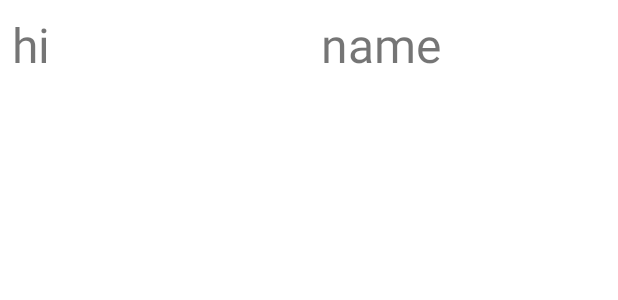
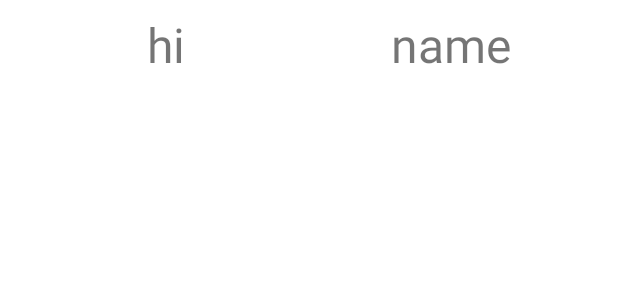
Before and after one commit to XintingLiang/FetchRewardsHW, an Android app: the layout item_data.xml on its own in the app's theme, with its tools: preview values and no code run, on a phone screen of 412 x 824 dp. Shown: the top 300 px of the screen. Run offline under Robolectric (Android 15) with nearby library versions, the phone set to English and light mode, and no system bars.

Commit message:
Cleaned code

```diff
--- a/app/src/main/java/xinting/liang/fetchrewardshomework/util/ExecutorThread.kt
+++ b/app/src/main/java/xinting/liang/fetchrewardshomework/util/ExecutorThread.kt
@@ -4,6 +4,6 @@ import java.util.concurrent.Executors
 
 private val SINGLE_EXECUTOR = Executors.newSingleThreadExecutor()
 
-fun executeThread(f:()->Unit){
+fun executeThread(f: () -> Unit) {
     SINGLE_EXECUTOR.execute(f)
 }
--- a/app/src/main/java/xinting/liang/fetchrewardshomework/viewModel/DataViewModelFactory.kt
+++ b/app/src/main/java/xinting/liang/fetchrewardshomework/viewmodel/DataViewModelFactory.kt
@@ -1,10 +1,10 @@
-package xinting.liang.fetchrewardshomework.viewModel
+package xinting.liang.fetchrewardshomework.viewmodel
 
 import androidx.lifecycle.ViewModel
 import androidx.lifecycle.ViewModelProvider
 import xinting.liang.fetchrewardshomework.data.ItemDatabase
 
-class DataViewModelFactory (private val itemDatabase: ItemDatabase):ViewModelProvider.Factory{
+class DataViewModelFactory(private val itemDatabase: ItemDatabase) : ViewModelProvider.Factory {
     override fun <T : ViewModel?> create(modelClass: Class<T>): T {
         return DataViewModel(itemDatabase) as T
     }
--- a/app/src/main/res/layout/item_data.xml
+++ b/app/src/main/res/layout/item_data.xml
@@ -1,9 +1,12 @@
 <?xml version="1.0" encoding="utf-8"?>
 <androidx.constraintlayout.widget.ConstraintLayout
     xmlns:android="http://schemas.android.com/apk/res/android"
+    xmlns:app="http://schemas.android.com/apk/res-auto"
+    xmlns:tools="http://schemas.android.com/tools"
     android:layout_width="match_parent"
     android:layout_height="wrap_content"
-    xmlns:app="http://schemas.android.com/apk/res-auto">
+    android:paddingStart="16dp"
+    android:paddingEnd="16dp">
 
     <TextView
         android:id="@+id/item_listId"
@@ -11,20 +14,22 @@
         android:layout_height="wrap_content"
         android:padding="8dp"
         android:textSize="32sp"
-        android:text="hi"
+        android:textAlignment="center"
+        app:layout_constraintEnd_toStartOf="@id/item_name"
         app:layout_constraintStart_toStartOf="parent"
-        app:layout_constraintEnd_toStartOf="@id/item_name"
-        app:layout_constraintTop_toTopOf="parent"/>
+        app:layout_constraintTop_toTopOf="parent"
+        tools:text="hi" />
 
     <TextView
-        android:id ="@+id/item_name"
+        android:id="@+id/item_name"
         android:layout_width="0dp"
         android:layout_height="wrap_content"
+        android:padding="8dp"
         android:textSize="32sp"
-        android:padding="8dp"
-        android:text="name"
+        android:textAlignment="center"
+        app:layout_constraintEnd_toEndOf="parent"
         app:layout_constraintStart_toEndOf="@+id/item_listId"
-        app:layout_constraintEnd_toEndOf="parent"
-        app:layout_constraintTop_toTopOf="parent"/>
+        app:layout_constraintTop_toTopOf="parent"
+        tools:text="name" />
 
 </androidx.constraintlayout.widget.ConstraintLayout>
--- a/app/src/main/res/values/strings.xml
+++ b/app/src/main/res/values/strings.xml
@@ -1,3 +1,3 @@
 <resources>
-    <string name="app_name">FetchRewardsHW</string>
+    <string name="app_name">Fetch Rewards HW</string>
 </resources>
```
Also changed, not shown: app/src/main/java/xinting/liang/fetchrewardshomework/MainActivity.kt (+43 -47 lines), app/src/main/java/xinting/liang/fetchrewardshomework/data/ItemDatabase.kt (+6 -6 lines), app/src/main/java/xinting/liang/fetchrewardshomework/retrofitService/WireItem.kt (deleted, +0 -15 lines), app/src/main/java/xinting/liang/fetchrewardshomework/retrofitservice/DataApi.kt (renamed from app/src/main/java/xinting/liang/fetchrewardshomework/retrofitService/DataApi.kt, +9 -10 lines), app/src/main/java/xinting/liang/fetchrewardshomework/retrofitservice/WireItem.kt (added, +12 -0 lines), app/src/main/java/xinting/liang/fetchrewardshomework/viewholder/DataItem.kt (added, +23 -0 lines), app/src/main/java/xinting/liang/fetchrewardshomework/viewmodel/DataViewModel.kt (renamed from app/src/main/java/xinting/liang/fetchrewardshomework/viewModel/DataViewModel.kt, +17 -13 lines), app/src/main/res/layout/activity_main.xml (+24 -17 lines).
